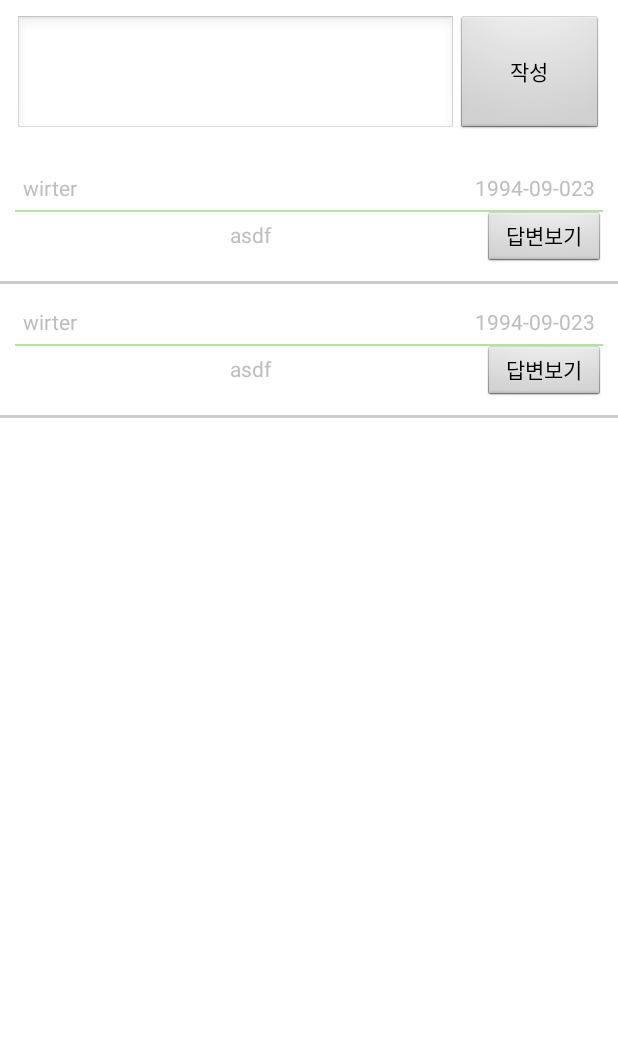
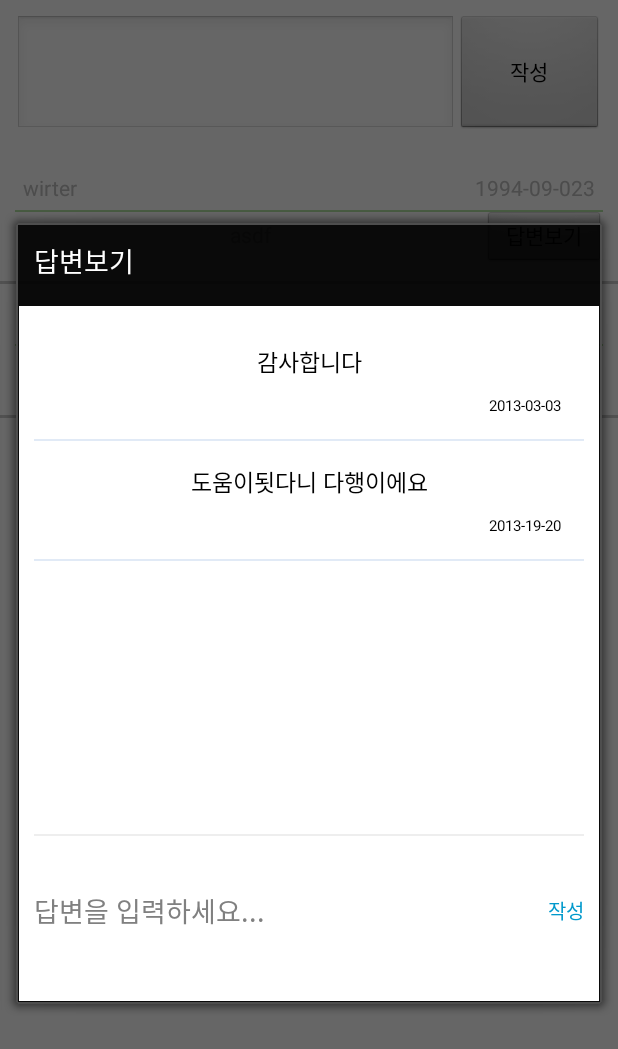
Before and after one commit to redabraxas/BuyTogether, an Android app: the fragment DealQnaFragemnt shown on its own in the app's theme, after a tap on "답변보기", on a phone screen of 412 x 824 dp. Shown: the top 1049 px of the screen. Run offline under Robolectric (Android 15) with nearby library versions, the phone set to English and light mode, and no system bars; 1 statement that could not run was skipped.

Commit message:
answer dialog

```diff
--- /dev/null
+++ b/app/src/main/java/com/chocoroll/buyto/DetailDeal/AnswerDialog.java
@@ -0,0 +1,116 @@
+package com.chocoroll.buyto.DetailDeal;
+
+import android.app.Dialog;
+import android.content.Context;
+import android.os.Bundle;
+import android.util.Log;
+import android.view.LayoutInflater;
+import android.view.View;
+import android.view.ViewGroup;
+import android.widget.ArrayAdapter;
+import android.widget.Button;
+import android.widget.EditText;
+import android.widget.LinearLayout;
+import android.widget.ListView;
+import android.widget.RelativeLayout;
+import android.widget.TextView;
+
+import com.chocoroll.buyto.MainActivity;
+import com.chocoroll.buyto.R;
+
+import java.util.ArrayList;
+
+/**
+ * Created by RA on 2015-05-10.
+ */
+public class AnswerDialog extends Dialog{
+
+    ArrayList<Answer> answerList;
+    String qnaNum;
+    String seller;
+    String writer;
+    Context context;
+
+    public AnswerDialog(Context context, String qnaNum, String seller, String writer) {
+        super(context);
+        this.context = context;
+         this.qnaNum = qnaNum;
+        this.seller = seller;
+        this.writer = writer;
+}
+
+    public void getAnswerList(String qnaNum){
+
+        answerList = new ArrayList<Answer>();
+        answerList.add((new Answer("23","2013-03-03","감사합니다")));
+        answerList.add((new Answer("23","2013-19-20","도움이됫다니 다행이에요")));
+
+    }
+
+    @Override
+    protected void onCreate(Bundle savedInstanceState) {
+        super.onCreate(savedInstanceState);
+        setContentView(R.layout.dialog_answer_list);
+        this.setTitle("답변보기");
+
+        // 답변리스트를 가져온다.
+        getAnswerList(qnaNum);
+
+
+        ListView m_ListView=(ListView) findViewById(R.id.answer_list);
+        AnswerAdapter m_Adapter=new AnswerAdapter(getContext(), R.layout.model_answer, answerList);
+        m_ListView.setAdapter(m_Adapter);
+
+
+        // 답변 달기는 셀러만 답변할 수 있다.
+        RelativeLayout answerbox = (RelativeLayout)findViewById(R.id.seller_answer_box);
+
+        if(((MainActivity)MainActivity.mContext).getUserId().equals(seller) ||  ((MainActivity)MainActivity.mContext).getUserId().equals(writer)){
+
+            Log.e("gggg", "yes");
+            Button replyAnswer = (Button) findViewById(R.id.answer_ok);
+            replyAnswer.setOnClickListener(new View.OnClickListener() {
+                @Override
+                public void onClick(View view) {
+
+                    String content = ((EditText) findViewById(R.id.answer_content_this)).getText().toString();
+                    //DealQnaFragemnt fragemnt = new DealQnaFragemnt();
+                    //fragemnt.sendAnswer(content);
+                }
+            });
+        }else{
+            Log.e("gggg", "no");
+            answerbox.setVisibility(View.GONE);
+        }
+
+
+    }
+
+
+
+    public class AnswerAdapter extends ArrayAdapter<Answer> {
+        private ArrayList<Answer> items;
+        private Context context;
+
+        public AnswerAdapter(Context context, int textViewResourceId, ArrayList<Answer> items) {
+            super(context, textViewResourceId, items);
+            this.items = items;
+            this.context = context;
+        }
+        public View getView(int position, View convertView, ViewGroup parent) {
+            View v = convertView;
+            if (v == null) {
+                LayoutInflater vi = (LayoutInflater)context.getSystemService(Context.LAYOUT_INFLATER_SERVICE);
+                v = vi.inflate(R.layout.model_answer, null);
+            }
+            final Answer p = items.get(position);
+            if (p != null) {
+                ((TextView)  v.findViewById(R.id.answer_date)).setText(p.getDate());
+                ((TextView) v.findViewById(R.id.answer_content)).setText(p.getContent());
+
+            }
+            return v;
+        }
+    }
+
+}
--- a/app/src/main/java/com/chocoroll/buyto/DetailDeal/DealQnaFragemnt.java
+++ b/app/src/main/java/com/chocoroll/buyto/DetailDeal/DealQnaFragemnt.java
@@ -36,9 +36,6 @@ import java.util.ArrayList;
  */
 public class DealQnaFragemnt extends Fragment {
 
-    public interface QnaListner{
-        public void clickSlidingDrawer();
-    }
 
     ArrayList<Qna> qList;
     QnaAdapter mAdapter;
@@ -52,7 +49,7 @@ public class DealQnaFragemnt extends Fragment {
     @SuppressLint("ValidFragment")
     public DealQnaFragemnt(String seller, String dealNum) {
         // Required empty public constructor
-        this.seller = "";
+        this.seller = "asdf";
         this.dealNum = dealNum;
     }
 
@@ -107,16 +104,7 @@ public class DealQnaFragemnt extends Fragment {
         return v;
     }
 
-    public void setAnswerList(String qnaNum){
 
-        ArrayList<Answer> answerlist = new ArrayList<Answer>();
-        answerlist.add((new Answer("23","asdf","!234")));
-        ListView m_ListView=(ListView) getActivity().findViewById(R.id.answer_list);
-        AnswerAdapter m_Adapter=new AnswerAdapter(getActivity(), R.layout.model_answer, answerlist);
-        m_ListView.setAdapter(m_Adapter);
-
-        ((QnaListner)getActivity()).clickSlidingDrawer();
-    }
 
 
     @Override
@@ -136,10 +124,6 @@ public class DealQnaFragemnt extends Fragment {
         String num = dealNum;
 
 
-
-    }
-
-    void sendAnswer(String content){
 
     }
 
@@ -167,7 +151,9 @@ public class DealQnaFragemnt extends Fragment {
                 ((Button)v.findViewById(R.id.qna_showAnswer)).setOnClickListener(new View.OnClickListener() {
                     @Override
                     public void onClick(View view) {
-                       setAnswerList(p.getNum());
+
+                        AnswerDialog dialog = new AnswerDialog(getActivity(),p.getNum(),seller, p.getWriter());
+                        dialog.show();
                     }
                 });
             }
@@ -178,30 +164,4 @@ public class DealQnaFragemnt extends Fragment {
 
 
 
-    public class AnswerAdapter extends ArrayAdapter<Answer>{
-        private ArrayList<Answer> items;
-        private Context context;
-
-        public AnswerAdapter(Context context, int textViewResourceId, ArrayList<Answer> items) {
-            super(context, textViewResourceId, items);
-            this.items = items;
-            this.context = context;
-        }
-        public View getView(int position, View convertView, ViewGroup parent) {
-            View v = convertView;
-            if (v == null) {
-                LayoutInflater vi = (LayoutInflater)context.getSystemService(Context.LAYOUT_INFLATER_SERVICE);
-                v = vi.inflate(R.layout.model_qna, null);
-            }
-            final Answer p = items.get(position);
-            if (p != null) {
-                ((TextView)  v.findViewById(R.id.answer_date)).setText(p.getDate());
-                ((TextView) v.findViewById(R.id.answer_content)).setText(p.getContent());
-
-            }
-            return v;
-        }
-    }
-
-
 }
--- a/app/src/main/java/com/chocoroll/buyto/Login/LoginActivity.java
+++ b/app/src/main/java/com/chocoroll/buyto/Login/LoginActivity.java
@@ -28,7 +28,7 @@ import retrofit.RetrofitError;
 import retrofit.client.Response;
 
 public class LoginActivity extends Activity {
-
+    ProgressDialog dialog;
     String id;
     String passwd;
     /** Called when the activity is first created. */
@@ -106,7 +106,7 @@ public class LoginActivity extends Activity {
                     info.addProperty("id", id);
                     info.addProperty("pw", passwd);
 
-                    ProgressDialog dialog = new ProgressDialog(LoginActivity.this);
+                    dialog = new ProgressDialog(LoginActivity.this);
                     dialog.setMessage("로그인 정보를 받아오는 중입니다...");
                     dialog.setIndeterminate(true);
                     dialog.setCancelable(false);
@@ -132,6 +132,7 @@ public class LoginActivity extends Activity {
                             @Override
                             public void success(String result, Response response) {
 
+                                dialog.dismiss();
                                 if(result.equals("failed")){
 
                                     new AlertDialog.Builder(LoginActivity.this).setMessage("아이디를 다시 확인해주세요.")
@@ -191,6 +192,7 @@ public class LoginActivity extends Activity {
 
                             @Override
                             public void failure(RetrofitError retrofitError) {
+                                dialog.dismiss();
                                 AlertDialog.Builder builder = new AlertDialog.Builder(LoginActivity.this);
                                 builder.setTitle("네트워크 에러")        // 제목 설정
                                         .setMessage("네트워크를 확인해주세요.")        // 메세지 설정
--- /dev/null
+++ b/app/src/main/res/layout/dialog_answer_list.xml
@@ -0,0 +1,57 @@
+<?xml version="1.0" encoding="utf-8"?>
+<LinearLayout xmlns:android="http://schemas.android.com/apk/res/android"
+    android:orientation="vertical" android:layout_width="match_parent"
+    android:layout_height="match_parent"
+    android:background="#ffffff"
+    android:padding="10dp">
+
+
+        <ListView
+            android:id="@+id/answer_list"
+            android:layout_width="match_parent"
+            android:layout_height="342dp"
+            android:layout_weight="1"
+            android:background="#FFFFFF"
+            android:divider="#336c97cf"
+            android:dividerHeight="1dp" />
+
+        <LinearLayout
+            android:orientation="horizontal"
+            android:layout_width="match_parent"
+            android:layout_height="1dp"
+            android:background="#33a9a9a9"
+            android:padding="10dip" />
+
+        <RelativeLayout
+            android:id="@+id/seller_answer_box"
+            android:layout_width="match_parent"
+            android:layout_height="100dp" >
+
+            <EditText
+                android:id="@+id/answer_content_this"
+                android:layout_width="wrap_content"
+                android:layout_height="fill_parent"
+                android:layout_alignParentLeft="true"
+                android:layout_toLeftOf="@+id/answer_ok"
+                android:background="#FFFFFF"
+                android:ems="10"
+                android:hint="답변을 입력하세요..."
+                android:inputType="textMultiLine"
+                android:typeface="sans" />
+
+            <Button
+                android:id="@+id/answer_ok"
+                android:layout_width="wrap_content"
+                android:layout_height="fill_parent"
+                android:layout_alignParentRight="true"
+                android:gravity="center"
+                android:text="작성"
+                android:background="@null"
+                android:textColor="#0099CC"
+                android:textSize="13dp"
+                android:typeface="sans" />
+        </RelativeLayout>
+
+
+
+</LinearLayout>
--- a/app/src/main/res/layout/model_answer.xml
+++ b/app/src/main/res/layout/model_answer.xml
@@ -11,6 +11,8 @@
         android:layout_width="match_parent"
         android:layout_height="wrap_content"
         android:text="내용"
+        android:textSize="15dp"
+        android:textColor="#000000"
         android:id="@+id/answer_content" />
 
     <RelativeLayout
@@ -25,6 +27,8 @@
             android:layout_height="wrap_content"
             android:text="날짜"
             android:id="@+id/answer_date"
+            android:textColor="#000000"
+            android:textSize="10dp"
             android:layout_gravity="center_horizontal"
             android:layout_alignParentTop="true"
             android:layout_alignParentRight="true"
```
Also changed, not shown: app/src/main/java/com/chocoroll/buyto/DetailDeal/DetailDealActivity.java (+4 -45 lines), app/src/main/java/com/chocoroll/buyto/MainActivity.java (+12 -1 lines), app/src/main/res/layout/activity_detail_deal.xml (+0 -73 lines).
